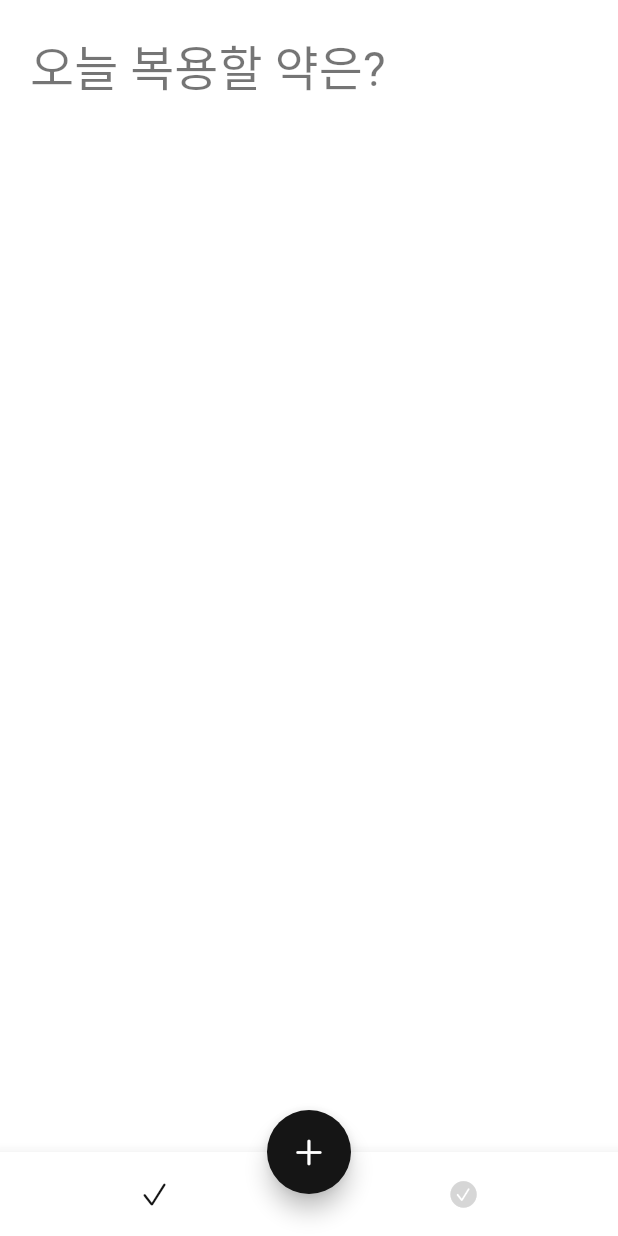
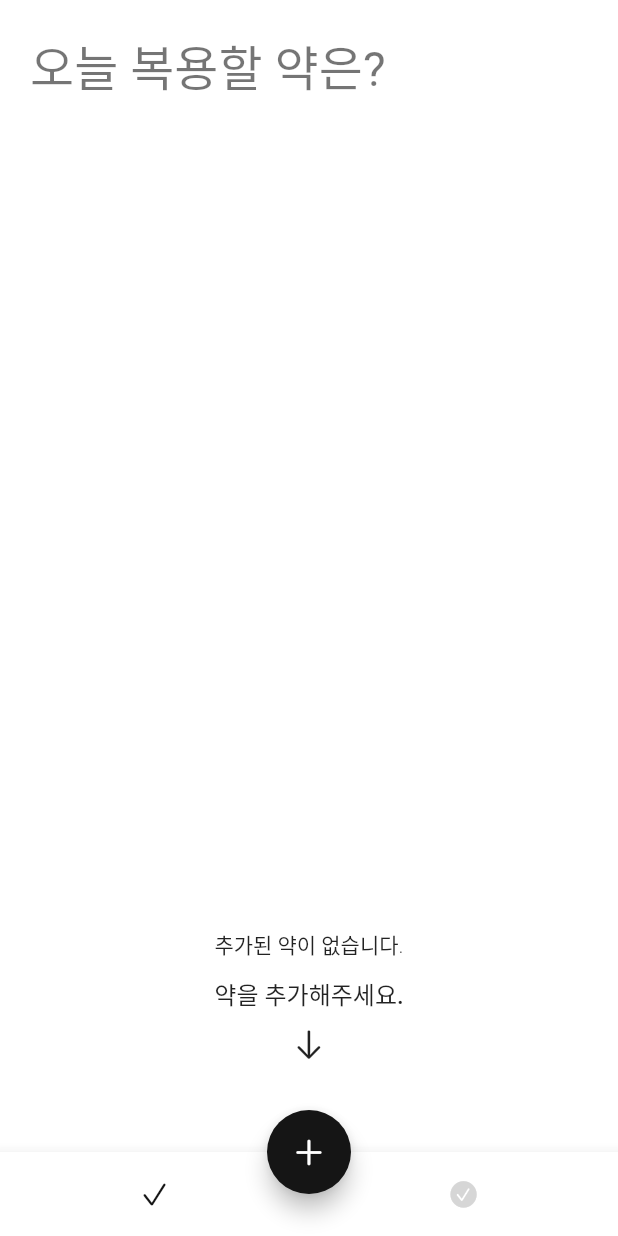
Before and after one commit to Juwon-Yun/Take-a-Pill, a Flutter app: the screen it shows after launch, on a phone screen of 412 x 824 dp. Run offline on Flutter 3.47's test engine with Material 2 defaults, Android fonts, the phone set to English and light mode, and no system bars; our stand-ins replace flutter_local_notifications, flutter_native_timezone, hive, hive_flutter, image_picker, permission_handler and 1 more; accounts and stored records are empty; Roboto replaces fonts that are missing (GmarketSansTTF).

Commit message:
feat: empty screen

```diff
--- /dev/null
+++ b/lib/pages/today/today_empty_widget.dart
@@ -0,0 +1,22 @@
+import 'package:flutter/cupertino.dart';
+import 'package:flutter/material.dart';
+import 'package:flutter_app/components/custom_constants.dart';
+
+class TodayEmpty extends StatelessWidget {
+  const TodayEmpty({Key? key}) : super(key: key);
+
+  @override
+  Widget build(BuildContext context) {
+    return Column(
+      mainAxisAlignment: MainAxisAlignment.end,
+      children: [
+        const Center(child : Text('추가된 약이 없습니다.')),
+        const SizedBox(height: smallSpace),
+        Text('약을 추가해주세요.', style: Theme.of(context).textTheme.subtitle1),
+        const SizedBox(height: smallSpace),
+        const Icon(CupertinoIcons.arrow_down),
+        const SizedBox(height: largeSpace),
+      ],
+    );
+  }
+}
--- a/lib/pages/today/today_page.dart
+++ b/lib/pages/today/today_page.dart
@@ -9,6 +9,7 @@ import 'package:flutter_app/models/medicine_alarm.dart';
 import 'package:hive_flutter/hive_flutter.dart';
 
 import '../../models/medicine.dart';
+import 'today_empty_widget.dart';
 
 class TodayPage extends StatelessWidget {
   const TodayPage({Key? key}) : super(key: key);
@@ -35,13 +36,21 @@ class TodayPage extends StatelessWidget {
     final medicines = box.values.toList();
     final medicineAlarms = <MedicineAlarm>[];
 
+    if(medicines.isEmpty){
+      return const TodayEmpty();
+    }
+
     for(var medicine in medicines){
       for(var alarm in medicine.alarms){
         medicineAlarms.add(MedicineAlarm(medicine.id, medicine.name, medicine.imagePath, alarm, medicine.key));
       }
     }
 
-    return ListView.separated(
+    return Column(
+      children : [
+        const Divider(height: 1, thickness: 1.0),
+        Expanded(
+          child: ListView.separated(
           padding: const EdgeInsets.symmetric(vertical: smallSpace),
           // scroll overflow 방지
           itemCount: medicineAlarms.length,
@@ -54,6 +63,10 @@ class TodayPage extends StatelessWidget {
             // 높이를 알아서 먹는다. 근데 20만큼 더 높여줌
             return const Divider(height: regularSpace);
           },
+      ),
+        ),
+      const Divider(height: 1, thickness: 1.0),
+      ],
     );
   }
 
```
Lines whose indentation alone changed are shown as unchanged.
